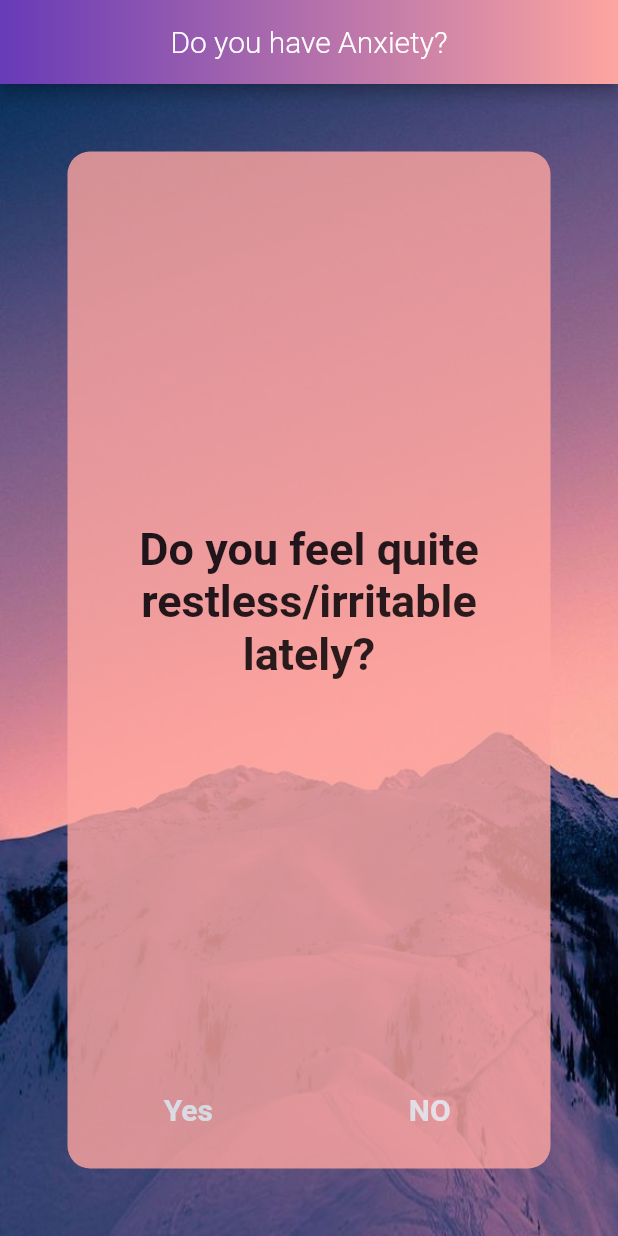
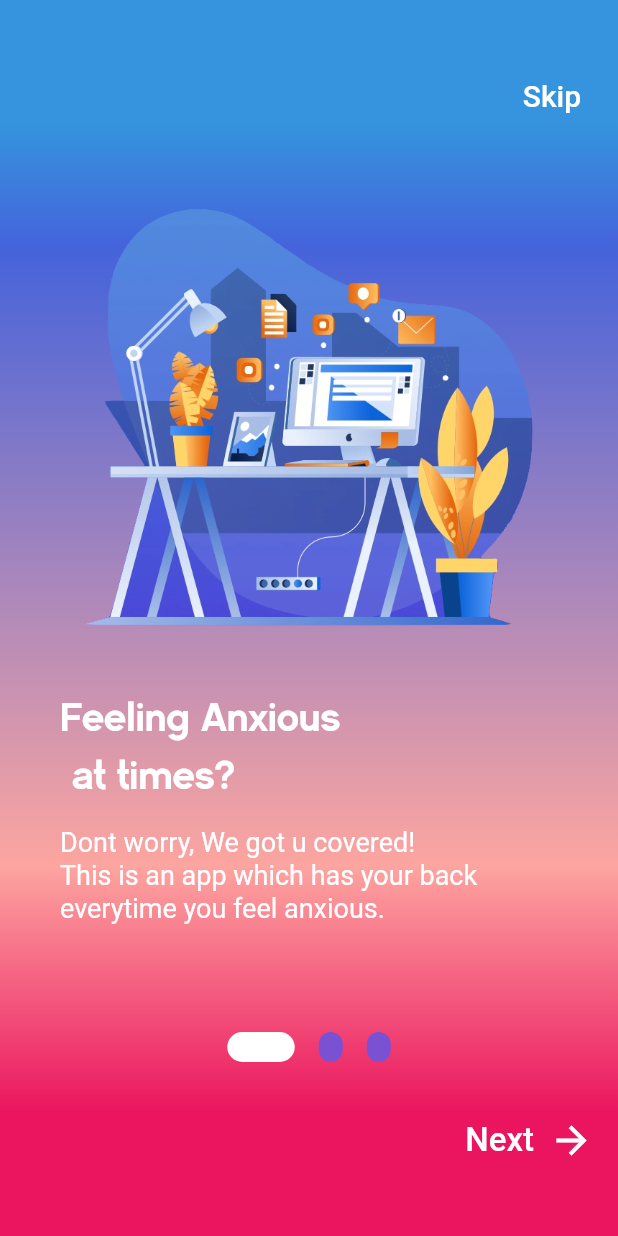
Before and after one commit to hariharen9/angst, a Flutter app: the screen it shows after launch, on a phone screen of 412 x 824 dp. Run offline on Flutter 3.47's test engine with Material 2 defaults, Android fonts, the phone set to English and light mode, and no system bars; our stand-ins replace google_fonts; Roboto replaces fonts that are missing (Varela).

Commit message:
Added an onboarding screen completely run and check for any customization and update me
Thank me later dude!

```diff
--- a/lib/main.dart
+++ b/lib/main.dart
@@ -1,4 +1,6 @@
-import 'package:angst/initial_quiz.dart';
+import 'package:angst/onboarding_screen.dart';
+
+import 'package:angst/quiz.dart';
 import 'package:flutter/material.dart';
 
 import 'home_page.dart';
@@ -17,7 +19,7 @@ class MyApp extends StatelessWidget {
         primarySwatch: Colors.blue,
         visualDensity: VisualDensity.adaptivePlatformDensity,
       ),
-      home: InitialQuiz(),
+      home: OnboardingScreen(),
     );
   }
 }
--- /dev/null
+++ b/lib/onboarding_screen.dart
@@ -0,0 +1,236 @@
+import 'package:flutter/material.dart';
+import 'package:flutter/services.dart';
+import 'styles.dart';
+
+class OnboardingScreen extends StatefulWidget {
+  @override
+  _OnboardingScreenState createState() => _OnboardingScreenState();
+}
+
+class _OnboardingScreenState extends State<OnboardingScreen> {
+  final int _numPages = 3;
+  final PageController _pageController = PageController(initialPage: 0);
+  int _currentPage = 0;
+
+  List<Widget> _buildPageIndicator() {
+    List<Widget> list = [];
+    for (int i = 0; i < _numPages; i++) {
+      list.add(i == _currentPage ? _indicator(true) : _indicator(false));
+    }
+    return list;
+  }
+
+  Widget _indicator(bool isActive) {
+    return AnimatedContainer(
+      duration: Duration(milliseconds: 150),
+      margin: EdgeInsets.symmetric(horizontal: 8.0),
+      height: 20.0,
+      width: isActive ? 45.0 : 16.0,
+      decoration: BoxDecoration(
+        color: isActive ? Colors.white : Color(0xFF7B51D3),
+        borderRadius: BorderRadius.all(Radius.circular(50)),
+      ),
+    );
+  }
+
+  @override
+  Widget build(BuildContext context) {
+    return Scaffold(
+      body: AnnotatedRegion<SystemUiOverlayStyle>(
+        value: SystemUiOverlayStyle.light,
+        child: Container(
+          decoration: BoxDecoration(
+            gradient: LinearGradient(
+              begin: Alignment.topCenter,
+              end: Alignment.bottomCenter,
+              stops: [0.1, 0.2, 0.7, 0.9],
+              colors: [
+                Color(0xFF3594DD),
+                Color(0xFF4563DB),
+                Color(0xFFFDA5A0),
+                Color(0xFFEB155F),
+              ],
+            ),
+          ),
+          child: Padding(
+            padding: EdgeInsets.symmetric(vertical: 40.0),
+            child: Column(
+              crossAxisAlignment: CrossAxisAlignment.stretch,
+              children: <Widget>[
+                Container(
+                  alignment: Alignment.centerRight,
+                  child: FlatButton(
+                    onPressed: () => print('Skip'),
+                    child: Text(
+                      'Skip',
+                      style: TextStyle(
+                        color: Colors.white,
+                        fontSize: 20.0,
+                      ),
+                    ),
+                  ),
+                ),
+                Container(
+                  height: 600.0,
+                  child: PageView(
+                    physics: ClampingScrollPhysics(),
+                    controller: _pageController,
+                    onPageChanged: (int page) {
+                      setState(() {
+                        _currentPage = page;
+                      });
+                    },
+                    children: <Widget>[
+                      Padding(
+                        padding: EdgeInsets.all(40.0),
+                        child: Column(
+                          crossAxisAlignment: CrossAxisAlignment.start,
+                          children: <Widget>[
+                            Center(
+                              child: Image(
+                                image: AssetImage(
+                                  'assets/images/onboarding0.png',
+                                ),
+                                height: 300.0,
+                                width: 300.0,
+                              ),
+                            ),
+                            SizedBox(height: 30.0),
+                            Text(
+                              'Feeling Anxious\n at times?',
+                              style: kTitleStyle,
+                            ),
+                            SizedBox(height: 15.0),
+                            Text(
+                              'Dont worry, We got u covered!\nThis is an app which has your back everytime you feel anxious.',
+                              style: kSubtitleStyle,
+                            ),
+                          ],
+                        ),
+                      ),
+                      Padding(
+                        padding: EdgeInsets.all(40.0),
+                        child: Column(
+                          crossAxisAlignment: CrossAxisAlignment.start,
+                          children: <Widget>[
+                            Center(
+                              child: Image(
+                                image: AssetImage(
+                                  'assets/images/onboarding1.png',
+                                ),
+                                height: 300.0,
+                                width: 300.0,
+                              ),
+                            ),
+                            SizedBox(height: 30.0),
+                            Text(
+                              'Enojoy your life ',
+                              style: kTitleStyle,
+                            ),
+                            SizedBox(height: 15.0),
+                            Text(
+                              'More Peaceful than ever with us!',
+                              style: kSubtitleStyle,
+                            ),
+                          ],
+                        ),
+                      ),
+                      Padding(
+                        padding: EdgeInsets.all(40.0),
+                        child: Column(
+                          crossAxisAlignment: CrossAxisAlignment.start,
+                          children: <Widget>[
+                            Center(
+                              child: Image(
+                                image: AssetImage(
+                                  'assets/images/onboarding2.png',
+                                ),
+                                height: 300.0,
+                                width: 300.0,
+                              ),
+                            ),
+                            SizedBox(height: 30.0),
+                            Text(
+                              'Get a new experience\nof Anxious-Free-life',
+                              style: kTitleStyle,
+                            ),
+                            SizedBox(height: 15.0),
+                            Text(
+                              'Click on Get Started to really get started! Wink',
+                              style: kSubtitleStyle,
+                            ),
+                          ],
+                        ),
+                      ),
+                    ],
+                  ),
+                ),
+                Row(
+                  mainAxisAlignment: MainAxisAlignment.center,
+                  children: _buildPageIndicator(),
+                ),
+                _currentPage != _numPages - 1
+                    ? Expanded(
+                        child: Align(
+                          alignment: FractionalOffset.bottomRight,
+                          child: FlatButton(
+                            onPressed: () {
+                              _pageController.nextPage(
+                                duration: Duration(milliseconds: 500),
+                                curve: Curves.ease,
+                              );
+                            },
+                            child: Row(
+                              mainAxisAlignment: MainAxisAlignment.center,
+                              mainAxisSize: MainAxisSize.min,
+                              children: <Widget>[
+                                Text(
+                                  'Next',
+                                  style: TextStyle(
+                                    color: Colors.white,
+                                    fontSize: 22.0,
+                                  ),
+                                ),
+                                SizedBox(width: 10.0),
+                                Icon(
+                                  Icons.arrow_forward,
+                                  color: Colors.white,
+                                  size: 30.0,
+                                ),
+                              ],
+                            ),
+                          ),
+                        ),
+                      )
+                    : Text(''),
+              ],
+            ),
+          ),
+        ),
+      ),
+      bottomSheet: _currentPage == _numPages - 1
+          ? Container(
+              height: 100.0,
+              width: double.infinity,
+              color: Colors.white,
+              child: GestureDetector(
+                onTap: () => print('Get started'),
+                child: Center(
+                  child: Padding(
+                    padding: EdgeInsets.only(bottom: 30.0),
+                    child: Text(
+                      'Get started',
+                      style: TextStyle(
+                        color: Color(0xFF5B16D0),
+                        fontSize: 20.0,
+                        fontWeight: FontWeight.bold,
+                      ),
+                    ),
+                  ),
+                ),
+              ),
+            )
+          : Text(''),
+    );
+  }
+}
--- a/lib/initial_quiz.dart
+++ b/lib/quiz.dart
@@ -1,8 +1,8 @@
 import 'package:flutter/material.dart';
 import 'package:google_fonts/google_fonts.dart';
-import 'initial_quiz_brain.dart';
-import 'initial_quiz_results_greater.dart';
-import 'intial_quiz_results_lesser.dart';
+import 'quiz_brain.dart';
+import 'quiz_results_greater.dart';
+import 'quiz_results_lesser.dart';
 
 QuizBrain_initial qb = QuizBrain_initial();
 const bottombarheight = 60.0;
--- a/lib/initial_quiz_brain.dart
+++ b/lib/quiz_brain.dart
@@ -1,5 +1,5 @@
 import 'questions.dart';
-import 'initial_quiz.dart';
+import 'quiz.dart';
 
 class QuizBrain_initial {
   List<Question> _questionBank = [
--- a/lib/intial_quiz_results_lesser.dart
+++ b/lib/quiz_results_greater.dart
@@ -1,8 +1,8 @@
-import 'initial_quiz.dart';
+import 'quiz.dart';
 import 'package:flutter/material.dart';
 import 'package:google_fonts/google_fonts.dart';
 
-class resultLessThanTwo extends StatelessWidget {
+class resultGreaterThanTwo extends StatelessWidget {
   @override
   Widget build(BuildContext context) {
     return Container(
@@ -25,7 +25,7 @@ class resultLessThanTwo extends StatelessWidget {
                 ),
                 child: Center(
                   child: Text(
-                    'You have mild to moderate anxiety',
+                    'You have moderate to Severe anxiety',
                     textAlign: TextAlign.center,
                     style: GoogleFonts.varela(
                       fontSize: 30,
--- a/lib/initial_quiz_results_greater.dart
+++ b/lib/quiz_results_lesser.dart
@@ -1,8 +1,8 @@
-import 'initial_quiz.dart';
+import 'quiz.dart';
 import 'package:flutter/material.dart';
 import 'package:google_fonts/google_fonts.dart';
 
-class resultGreaterThanTwo extends StatelessWidget {
+class resultLessThanTwo extends StatelessWidget {
   @override
   Widget build(BuildContext context) {
     return Container(
@@ -25,7 +25,7 @@ class resultGreaterThanTwo extends StatelessWidget {
                 ),
                 child: Center(
                   child: Text(
-                    'You have moderate to Severe anxiety',
+                    'You have mild to moderate anxiety',
                     textAlign: TextAlign.center,
                     style: GoogleFonts.varela(
                       fontSize: 30,
--- /dev/null
+++ b/lib/styles.dart
@@ -0,0 +1,14 @@
+import 'package:flutter/material.dart';
+
+final kTitleStyle = TextStyle(
+  color: Colors.white,
+  fontFamily: 'CM Sans Serif',
+  fontSize: 26.0,
+  height: 1.5,
+);
+
+final kSubtitleStyle = TextStyle(
+  color: Colors.white,
+  fontSize: 18.0,
+  height: 1.2,
+);
```
Also changed, not shown: pubspec.yaml (+6 -22 lines), assets/fonts/cm_sans_serif_2012.ttf (added), assets/images/onboarding0.png (added), assets/images/onboarding1.png (added), assets/images/onboarding2.png (added), pubspec.lock.
